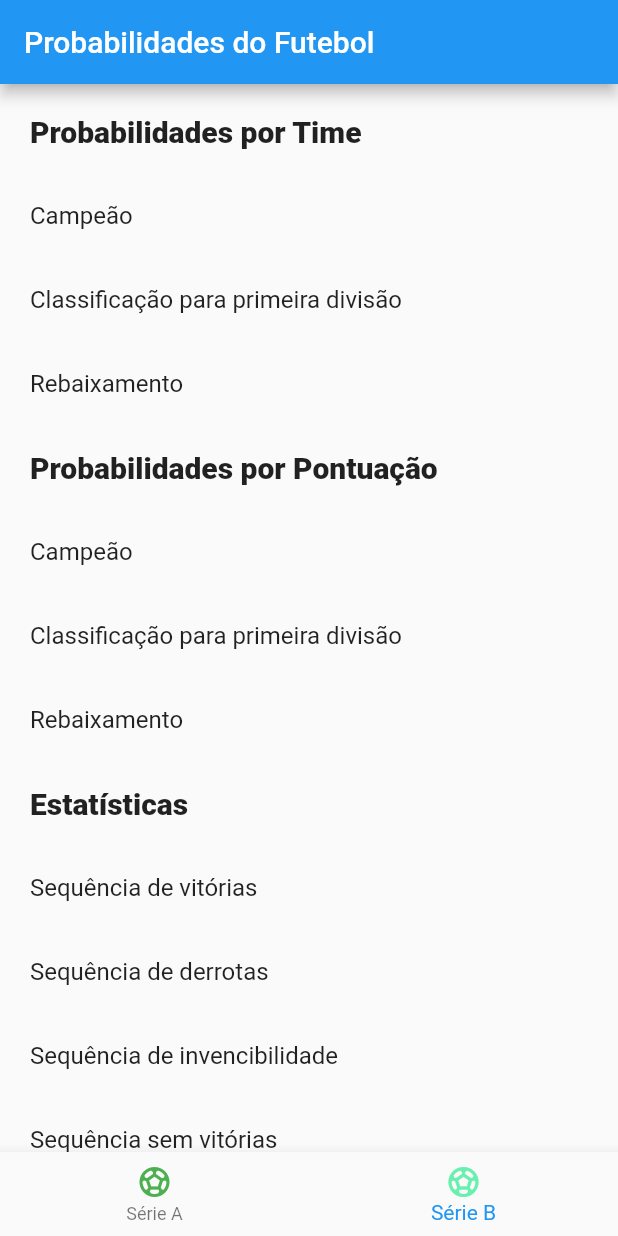
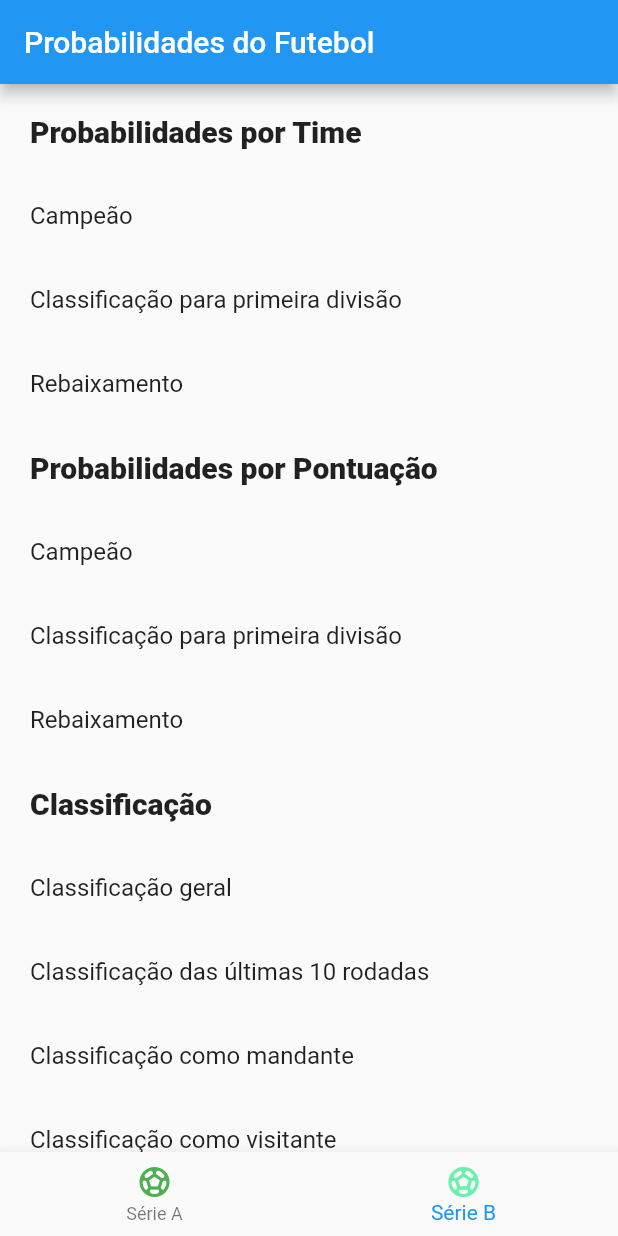
Before and after one commit to lfcamarati/probabilidades_brasileirao, a Flutter app: the screen it shows after launch, item 2 of the bottom bar chosen, on a phone screen of 412 x 824 dp. Run offline on Flutter 3.47's test engine with Material 2 defaults, Android fonts, the phone set to English and light mode, and no system bars; drawn by our look-alikes of loader_overlay; missing offline and left inert: web_scraper.

Commit message:
incluir outros itens de menu

```diff
--- /dev/null
+++ b/lib/model/menu/full_scrollable_item_menu.dart
@@ -0,0 +1,14 @@
+import 'package:probabilidades_brasileirao/model/menu/item_menu.dart';
+
+class FullScrollableItemMenu extends ItemMenu {
+
+  FullScrollableItemMenu(
+    String name,
+    String? pageUrl,
+    List<String> headers
+  ) : super(
+    name,
+    pageUrl,
+    headers
+  );
+}
--- a/lib/model/menu/menu_serie_a.dart
+++ b/lib/model/menu/menu_serie_a.dart
@@ -1,14 +1,18 @@
 import 'package:probabilidades_brasileirao/model/menu/header_menu.dart';
 import 'package:probabilidades_brasileirao/model/menu/item_menu.dart';
 import 'package:probabilidades_brasileirao/model/menu/menu.dart';
+import 'package:probabilidades_brasileirao/model/menu/full_scrollable_item_menu.dart';
 
 class MenuSerieA {
 
   static List<String> headersByTeam = ['N', 'Time', 'Prob (%)'];
   static List<String> headersByScore = ['Pontos', 'Prob (%)'];
+  static List<String> headersByClassification =
+    ['N', 'Times', 'PG', 'J', 'V', 'E', 'D', 'GF', 'GC', 'S', 'R'];
 
   static HeaderMenu probabilidadesTime = HeaderMenu('Probabilidades por Time');
   static HeaderMenu probabilidadesPontuacao = HeaderMenu('Probabilidades por Pontuação');
+  static HeaderMenu classificacao = HeaderMenu('Classificação');
   static HeaderMenu estatisticas = HeaderMenu('Estatísticas');
 
   static List<Menu> getMenu() {
@@ -58,6 +62,44 @@ class MenuSerieA {
         headersByScore
       ),
 
+      classificacao,
+
+      FullScrollableItemMenu(
+        'Classificação geral',
+        '/futebol/classificacao-geral_seriea',
+        headersByClassification
+      ),
+
+      FullScrollableItemMenu(
+        'Classificação das últimas 10 rodadas',
+        '/futebol/classificacao-das-ultimas-10-rodadas_seriea',
+        headersByClassification
+      ),
+
+      FullScrollableItemMenu(
+        'Classificação como mandante',
+        '/futebol/classificacao-como-mandante_seriea',
+        headersByClassification
+      ),
+
+      FullScrollableItemMenu(
+        'Classificação como visitante',
+        '/futebol/classificacao-como-visitante_seriea',
+        headersByClassification
+      ),
+
+      FullScrollableItemMenu(
+        'Classificação do turno',
+        '/futebol/classificacao-do-turno_seriea',
+        headersByClassification
+      ),
+
+      FullScrollableItemMenu(
+        'Classificação do returno',
+        '/futebol/classificacao-do-returno_seriea',
+        headersByClassification
+      ),
+
       estatisticas,
 
       ItemMenu(
--- a/lib/model/menu/menu_serie_b.dart
+++ b/lib/model/menu/menu_serie_b.dart
@@ -1,3 +1,4 @@
+import 'package:probabilidades_brasileirao/model/menu/full_scrollable_item_menu.dart';
 import 'package:probabilidades_brasileirao/model/menu/header_menu.dart';
 import 'package:probabilidades_brasileirao/model/menu/item_menu.dart';
 import 'package:probabilidades_brasileirao/model/menu/menu.dart';
@@ -6,9 +7,12 @@ class MenuSerieB {
 
   static List<String> headersByTeam = ['N', 'Time', 'Prob (%)'];
   static List<String> headersByScore = ['Pontos', 'Prob (%)'];
+  static List<String> headersByClassification =
+    ['N', 'Times', 'PG', 'J', 'V', 'E', 'D', 'GF', 'GC', 'S', 'R'];
 
   static HeaderMenu probabilidadesTime = HeaderMenu('Probabilidades por Time');
   static HeaderMenu probabilidadesPontuacao = HeaderMenu('Probabilidades por Pontuação');
+  static HeaderMenu classificacao = HeaderMenu('Classificação');
   static HeaderMenu estatisticas = HeaderMenu('Estatísticas');
 
   static List<Menu> getMenu() {
@@ -49,6 +53,44 @@ class MenuSerieB {
         headersByScore
       ),
 
+      classificacao,
+
+      FullScrollableItemMenu(
+        'Classificação geral',
+        '/futebol/classificacao-geral-serie-b',
+        headersByClassification
+      ),
+
+      FullScrollableItemMenu(
+        'Classificação das últimas 10 rodadas',
+        '/futebol/classificacao-das-ultimas-10-rodadas-serie-b',
+        headersByClassification
+      ),
+
+      FullScrollableItemMenu(
+        'Classificação como mandante',
+        '/futebol/classificacao-como-mandante-serie-b',
+        headersByClassification
+      ),
+
+      FullScrollableItemMenu(
+        'Classificação como visitante',
+        '/futebol/classificacao-como-visitante-serie-b',
+        headersByClassification
+      ),
+
+      FullScrollableItemMenu(
+        'Classificação do turno',
+        '/futebol/classificacao-do-turno-serie-b',
+        headersByClassification
+      ),
+
+      FullScrollableItemMenu(
+        'Classificação do returno',
+        '/futebol/classificacao-do-returno-serie-b',
+        headersByClassification
+      ),
+
       estatisticas,
 
       ItemMenu(
--- a/lib/widgets/Menu.widget.dart
+++ b/lib/widgets/Menu.widget.dart
@@ -1,5 +1,6 @@
 import 'package:flutter/material.dart';
 import 'package:loader_overlay/loader_overlay.dart';
+import 'package:probabilidades_brasileirao/model/menu/item_menu.dart';
 import 'package:probabilidades_brasileirao/model/menu/menu.dart';
 import 'package:probabilidades_brasileirao/services/fetch_data.service.dart';
 import 'package:probabilidades_brasileirao/ui/result.ui.dart';
@@ -21,7 +22,7 @@ class MenuWidget extends StatelessWidget {
 
   @override
   Widget build(BuildContext context) {
-    Function() onItemTapped(Menu itemMenu) {
+    Function() onItemTapped(ItemMenu itemMenu) {
       return () {
         context.loaderOverlay.show();
 
@@ -53,7 +54,7 @@ class MenuWidget extends StatelessWidget {
                 style: itemMenu.header ? titleStyle : null,
                 textDirection: TextDirection.ltr
               ),
-              onTap: itemMenu.header ? null : onItemTapped(itemMenu),
+              onTap: itemMenu.header ? null : onItemTapped(itemMenu as ItemMenu),
             );
           })
         ]
```
Also changed, not shown: lib/ui/result.ui.dart (+28 -11 lines).
